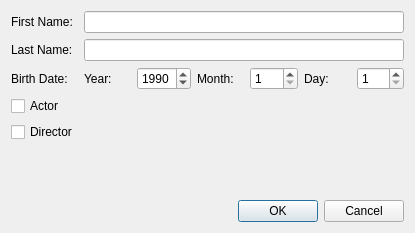
Zachaly/Jipp_Projekt_ZS_NS, file FilmManager/addpersondialog.ui: the form before one commit.
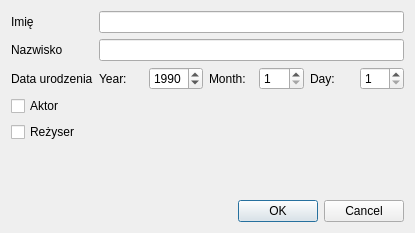
The form after the commit.

Commit message: Feature/add actor director distinction (#8)

```diff
--- a/FilmManager/addpersondialog.ui
+++ b/FilmManager/addpersondialog.ui
@@ -19,7 +19,7 @@
      <item row="0" column="0">
       <widget class="QLabel" name="labelFirstName">
        <property name="text">
-        <string>First Name:</string>
+        <string>Imię</string>
        </property>
       </widget>
      </item>
@@ -29,7 +29,7 @@
      <item row="1" column="0">
       <widget class="QLabel" name="labelLastName">
        <property name="text">
-        <string>Last Name:</string>
+        <string>Nazwisko</string>
        </property>
       </widget>
      </item>
@@ -39,7 +39,7 @@
      <item row="2" column="0">
       <widget class="QLabel" name="labelBirthDate">
        <property name="text">
-        <string>Birth Date:</string>
+        <string>Data urodzenia</string>
        </property>
       </widget>
      </item>
@@ -110,14 +110,14 @@
      <item row="3" column="0">
       <widget class="QCheckBox" name="actorCheckBox">
        <property name="text">
-        <string>Actor</string>
+        <string>Aktor</string>
        </property>
       </widget>
      </item>
      <item row="4" column="0">
       <widget class="QCheckBox" name="directorCheckBox">
        <property name="text">
-        <string>Director</string>
+        <string>Reżyser</string>
        </property>
       </widget>
      </item>
```
The commit also changes 10 other files.
